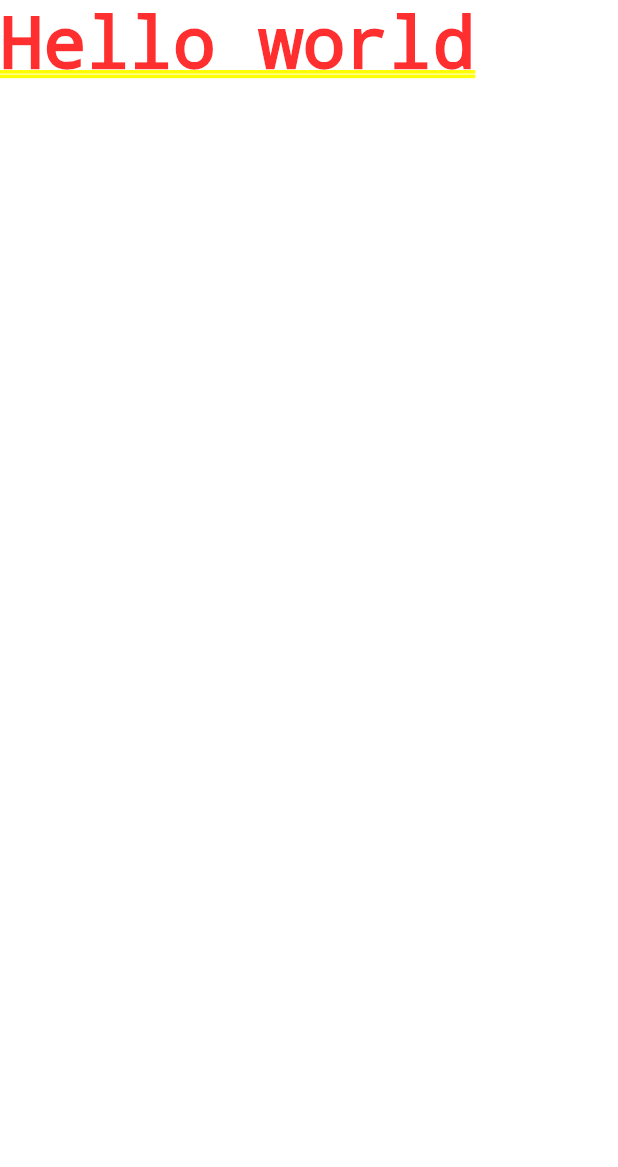
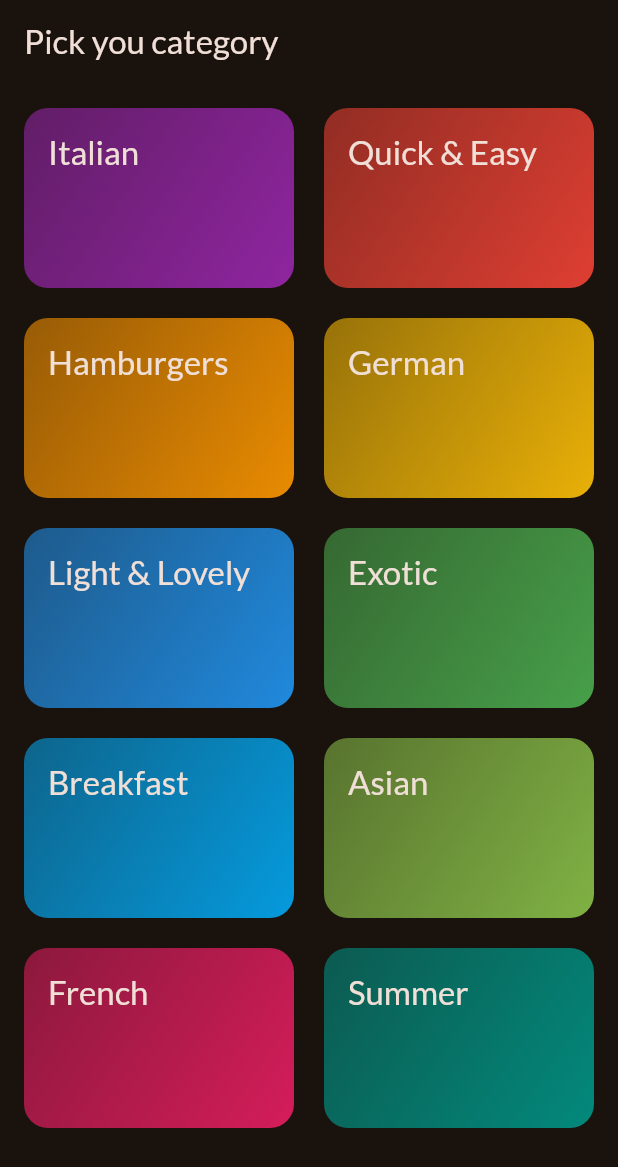
Before and after one commit to draco961/flutter_projects, a Flutter app: the screen it shows after launch, on a phone screen of 412 x 824 dp. Shown: the top 1167 px of the screen. Run offline on Flutter 3.47's test engine with Material 3 defaults, Android fonts, the phone set to English and light mode, and no system bars; our stand-ins replace google_fonts.

Commit message:
use of inkwell

```diff
--- /dev/null
+++ b/meals/lib/data/dummy_data.dart
@@ -0,0 +1,16 @@
+import 'package:flutter/material.dart';
+
+import 'package:meals/models/category.dart';
+
+const availableCategories = [
+  Category(id: 'c1', title: 'Italian', color: Colors.purple),
+  Category(id: 'c2', title: 'Quick & Easy', color: Colors.red),
+  Category(id: 'c3', title: 'Hamburgers', color: Colors.orange),
+  Category(id: 'c4', title: 'German', color: Colors.amber),
+  Category(id: 'c5', title: 'Light & Lovely', color: Colors.blue),
+  Category(id: 'c6', title: 'Exotic', color: Colors.green),
+  Category(id: 'c7', title: 'Breakfast', color: Colors.lightBlue),
+  Category(id: 'c8', title: 'Asian', color: Colors.lightGreen),
+  Category(id: 'c9', title: 'French', color: Colors.pink),
+  Category(id: 'c10', title: 'Summer', color: Colors.teal),
+];
--- a/meals/lib/main.dart
+++ b/meals/lib/main.dart
@@ -1,6 +1,7 @@
 import 'package:flutter/material.dart';
 
 import 'package:google_fonts/google_fonts.dart';
+import 'package:meals/screens/categories.dart';
 
 final theme = ThemeData(
   useMaterial3: true,
@@ -22,7 +23,7 @@
   Widget build(BuildContext context) {
     return MaterialApp(
       theme: theme,
-      home: const Text('Hello world'),
+      home: const CatergoriesScreen(),
     );
   }
 }
--- /dev/null
+++ b/meals/lib/models/category.dart
@@ -0,0 +1,10 @@
+import 'package:flutter/material.dart';
+
+class Category {
+  const Category({required this.id, required this.title, this.color = Colors.orange});
+
+  final String id;
+  final String title;
+  final Color color;
+
+}
--- /dev/null
+++ b/meals/lib/screens/categories.dart
@@ -0,0 +1,29 @@
+import 'package:flutter/material.dart';
+import 'package:meals/data/dummy_data.dart';
+import 'package:meals/widgets/category_grid_item.dart';
+
+class CatergoriesScreen extends StatelessWidget {
+  const CatergoriesScreen({super.key});
+
+  @override
+  Widget build(BuildContext context) {
+    return Scaffold(
+      appBar: AppBar(title: const Text('Pick you category')),
+      body: GridView(
+        padding: EdgeInsets.all(16),
+        gridDelegate: SliverGridDelegateWithFixedCrossAxisCount(
+          crossAxisCount: 2,
+          childAspectRatio: 3 / 2,
+          crossAxisSpacing: 20,
+          mainAxisSpacing: 20,
+        ),
+        children: [
+          //...availableCategories.map((category) => CategoryGridItem(category: category))
+          //availableCategories.map((category) => CategoryGridItem(category: category)).toList()
+          for (final category in availableCategories)
+            CategoryGridItem(category: category),
+        ],
+      ),
+    );
+  }
+}
--- /dev/null
+++ b/meals/lib/widgets/category_grid_item.dart
@@ -0,0 +1,36 @@
+import 'dart:developer';
+
+import 'package:flutter/material.dart';
+import 'package:meals/models/category.dart';
+
+class CategoryGridItem extends StatelessWidget {
+  const CategoryGridItem({super.key, required this.category});
+
+  final Category category;
+
+  @override
+  Widget build(BuildContext context) {
+    return InkWell(
+      onTap: () => log('message'),
+      splashColor: Theme.of(context).primaryColor,
+      borderRadius: BorderRadius.circular(16),
+      child: Container(
+        padding: EdgeInsets.all(16),
+        decoration: BoxDecoration(
+          borderRadius: BorderRadius.circular(16),
+          gradient: LinearGradient(
+            colors: [
+              category.color.withOpacity(0.55),
+              category.color.withOpacity(0.9),
+            ],
+            begin: Alignment.topLeft,
+            end: Alignment.bottomRight,
+          ),
+        ),
+        child: Text(category.title, style: Theme.of(context).textTheme.titleLarge!.copyWith(
+          color: Theme.of(context).colorScheme.onBackground,
+        )),
+      ),
+    );
+  }
+}
```
Also changed, not shown: 2 other files.
